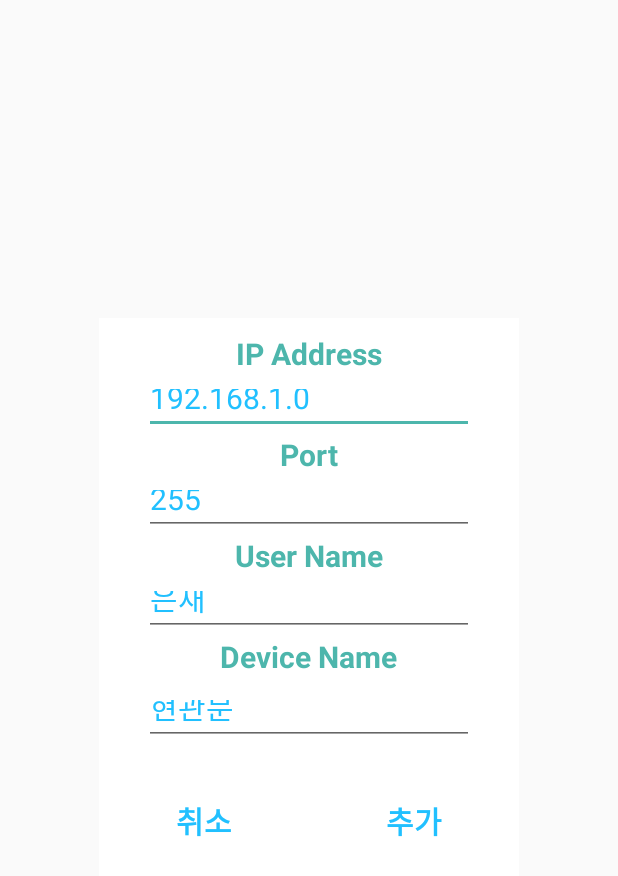
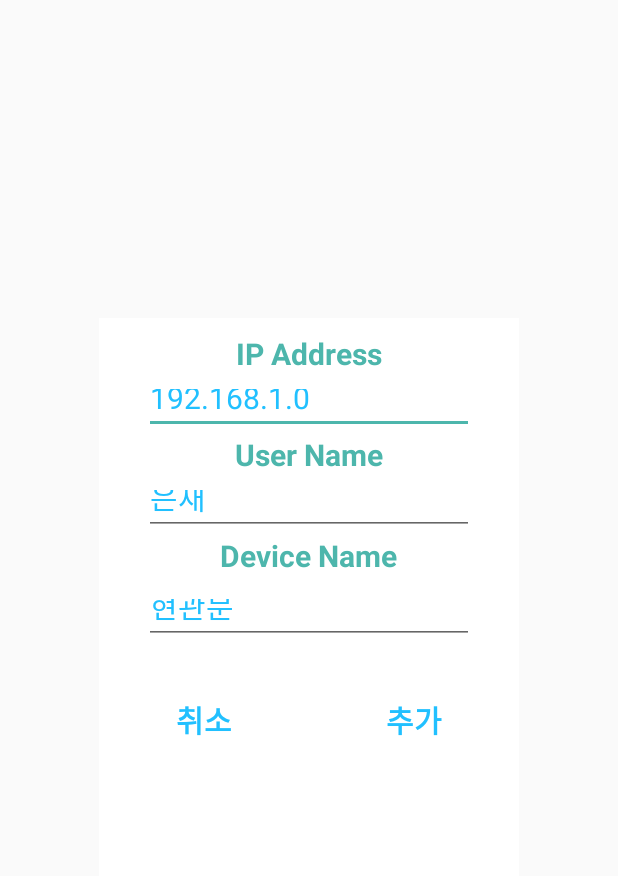
Before and after one commit to yuntackkoo/Android, an Android app: the layout activity_add_device.xml on its own in the app's theme, with its tools: preview values and no code run, on a phone screen of 412 x 824 dp. Shown: the top 876 px of the screen. Run offline under Robolectric (Android 15) with nearby library versions, the phone set to English and light mode, and no system bars.

Commit message:
포트 삭제

```diff
--- a/SSD/app/src/main/java/ssd/app/AddDevice.java
+++ b/SSD/app/src/main/java/ssd/app/AddDevice.java
@@ -30,7 +30,6 @@ public class AddDevice extends Activity {
         edit_ipadd = (EditText) findViewById(R.id.input_ipadd);
         edit_username = (EditText) findViewById(R.id.input_username);
         edit_devname = (EditText) findViewById(R.id.input_devname);
-        edit_port = (EditText) findViewById(R.id.input_portadd);
     }
 
     public void onClick_addcancle (View v) { finish(); }
@@ -39,9 +38,8 @@ public class AddDevice extends Activity {
         input_ip = edit_ipadd.getText().toString();
         input_username = edit_username.getText().toString();
         input_devname = edit_devname.getText().toString();
-        input_port = edit_port.getText().toString();
 
-        db.addDevice(input_devname,input_ip,input_port);
+        db.addDevice(input_devname,input_ip);
 
         finish();
 
--- a/SSD/app/src/main/res/layout/activity_add_device.xml
+++ b/SSD/app/src/main/res/layout/activity_add_device.xml
@@ -15,19 +15,6 @@
         android:text="192.168.1.0" android:textSize="20sp"
         android:textColor="#21c0ff"
         android:id="@+id/input_ipadd"
-        android:singleLine="true"
-        android:lines="1" />
-
-    <TextView
-        android:layout_width="wrap_content" android:layout_height="wrap_content"
-        android:text="Port" android:textSize="20sp"
-        android:textColor="#4db6ac" android:textStyle="bold" />
-
-    <EditText
-        android:layout_width="220dp" android:layout_height="40dp"
-        android:text="255" android:textSize="20sp"
-        android:textColor="#21c0ff"
-        android:id="@+id/input_portadd"
         android:singleLine="true"
         android:lines="1" />
 
--- a/SSD/lea_library/src/main/java/protocol/Comunication.java
+++ b/SSD/lea_library/src/main/java/protocol/Comunication.java
@@ -1,5 +1,6 @@
 package protocol;
 
+import java.awt.SystemTray;
 import java.net.SocketException;
 import java.util.ArrayList;
 import java.util.Timer;
@@ -53,9 +54,6 @@ public class Comunication extends Thread {
                                 case OperationCode.Reponse:
                                     seq_num = recive.getNonce();
                                     System.out.println(seq_num + " 시퀸스 넘버");
-                                    Packet p = new Packet();
-                                    p.setCode(OperationCode.UnLock);
-                                    comPacket.send(p);
                                     break;
                                 //초기 등록 또는 추가 등록시 키교환 확인
                                 case OperationCode.Confirm_KeyEx:
@@ -91,6 +89,7 @@ public class Comunication extends Thread {
 
     public void send(Packet send) {
         if(comPacket != null){
+            System.out.println(send.getCode());
             this.seq_num++;
             send.setNonce(this.seq_num);
             comPacket.send(send);
```
Also changed, not shown: SSD/app/src/main/java/ssd/app/Connection.java (+11 -1 lines), SSD/app/src/main/java/ssd/app/SsdDB.java (+6 -9 lines).
